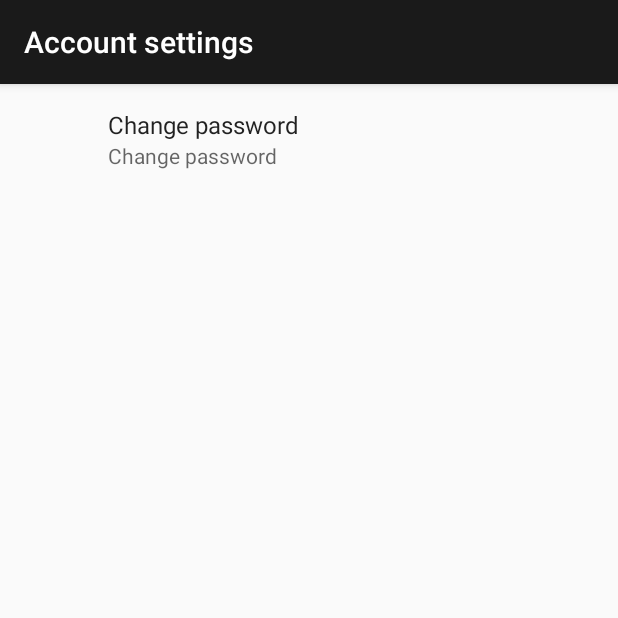
After one commit to felskit/tv-tracker, an Android app: the fragment SettingsFragment shown on its own in the app's theme, on a phone screen of 412 x 824 dp, the top half of it. The commit adds this screen. Run offline under Robolectric (Android 15) with nearby library versions, the light colour scheme and no system bars; our stand-ins replace androidx.preference.

Commit message:
Added preference screens

```diff
--- a/TVTracker/app/build.gradle
+++ b/TVTracker/app/build.gradle
@@ -30,6 +30,7 @@ dependencies {
     compile 'com.android.support:design:25.3.1'
     compile 'com.android.support:recyclerview-v7:25.3.1'
     compile 'com.android.support:support-v4:25.3.1'
+    compile 'com.android.support:preference-v7:25.3.1'
     compile 'com.github.alamkanak:android-week-view:1.2.6'
     compile 'com.github.arimorty:floatingsearchview:2.0.3'
     testCompile 'junit:junit:4.12'
--- a/TVTracker/app/src/main/java/android/tvtracker/MainActivity.java
+++ b/TVTracker/app/src/main/java/android/tvtracker/MainActivity.java
@@ -63,6 +63,7 @@ public class MainActivity extends AppCompatActivity
     public boolean onOptionsItemSelected(MenuItem item) {
         int id = item.getItemId();
         if (id == R.id.action_settings) {
+            mFragmentManager.beginTransaction().replace(R.id.content_main, new SettingsFragment()).addToBackStack(null).commit();
             return true;
         }
 
@@ -85,6 +86,7 @@ public class MainActivity extends AppCompatActivity
                 mFragmentManager.beginTransaction().replace(R.id.content_main, new SearchFragment()).addToBackStack(null).commit();
                 break;
             case R.id.nav_preferences:
+                mFragmentManager.beginTransaction().replace(R.id.content_main, new UserPreferenceFragment()).addToBackStack(null).commit();
                 break;
             case R.id.nav_logout:
                 break;
--- /dev/null
+++ b/TVTracker/app/src/main/java/android/tvtracker/SettingsFragment.java
@@ -0,0 +1,38 @@
+package android.tvtracker;
+
+
+import android.os.Bundle;
+import android.support.v4.app.Fragment;
+import android.support.v7.preference.PreferenceFragmentCompat;
+import android.view.LayoutInflater;
+import android.view.View;
+import android.view.ViewGroup;
+import android.widget.TextView;
+
+/**
+ * A simple {@link Fragment} subclass.
+ */
+public class SettingsFragment extends PreferenceFragmentCompat {
+
+
+    public SettingsFragment() {
+        // Required empty public constructor
+    }
+
+
+    @Override
+    public void onCreate(Bundle savedInstanceState) {
+        super.onCreate(savedInstanceState);
+
+        // Load the preferences from an XML resource
+        addPreferencesFromResource(R.xml.fragment_settings);
+
+        getActivity().setTitle(R.string.fragment_settings);
+    }
+
+    @Override
+    public void onCreatePreferences(Bundle savedInstanceState, String rootKey) {
+
+    }
+
+}
--- a/TVTracker/app/src/main/res/values/strings.xml
+++ b/TVTracker/app/src/main/res/values/strings.xml
@@ -5,6 +5,8 @@
     <string name="fragment_calendar">Calendar</string>
     <string name="fragment_favourites">Favourites</string>
     <string name="fragment_search">Search</string>
+    <string name="fragment_user_preference">User preferences</string>
+    <string name="fragment_settings">Account settings</string>
 
     <string name="navigation_drawer_open">Open navigation drawer</string>
     <string name="navigation_drawer_close">Close navigation drawer</string>
--- a/TVTracker/app/src/main/res/values/styles.xml
+++ b/TVTracker/app/src/main/res/values/styles.xml
@@ -1,4 +1,8 @@
 <resources>
+
+    <style name="settingsTheme" parent="PreferenceThemeOverlay">
+        <item name="android:textSize">16sp</item>
+    </style>
 
     <!-- Base application theme. -->
     <style name="AppTheme" parent="Theme.AppCompat.Light.DarkActionBar">
@@ -6,6 +10,7 @@
         <item name="colorPrimary">@color/colorPrimary</item>
         <item name="colorPrimaryDark">@color/colorPrimaryDark</item>
         <item name="colorAccent">@color/colorAccent</item>
+        <item name="preferenceTheme">@style/settingsTheme</item>
     </style>
 
     <style name="AppTheme.NoActionBar">
--- /dev/null
+++ b/TVTracker/app/src/main/res/xml/fragment_settings.xml
@@ -0,0 +1,9 @@
+<?xml version="1.0" encoding="utf-8"?>
+<PreferenceScreen xmlns:android="http://schemas.android.com/apk/res/android">
+    <EditTextPreference
+        android:key="key"
+        android:title="Change password"
+        android:summary="Change password"
+        android:inputType="textPassword"
+        android:password="true"/>
+</PreferenceScreen>
```
Also changed, not shown: TVTracker/app/src/main/java/android/tvtracker/UserPreferenceFragment.java (added, +35 -0 lines), TVTracker/app/src/main/java/android/tvtracker/dummy/DummyContent.java (deleted, +0 -53 lines), TVTracker/app/src/main/res/xml/user_preferences.xml (added, +7 -0 lines), 1 other file.
